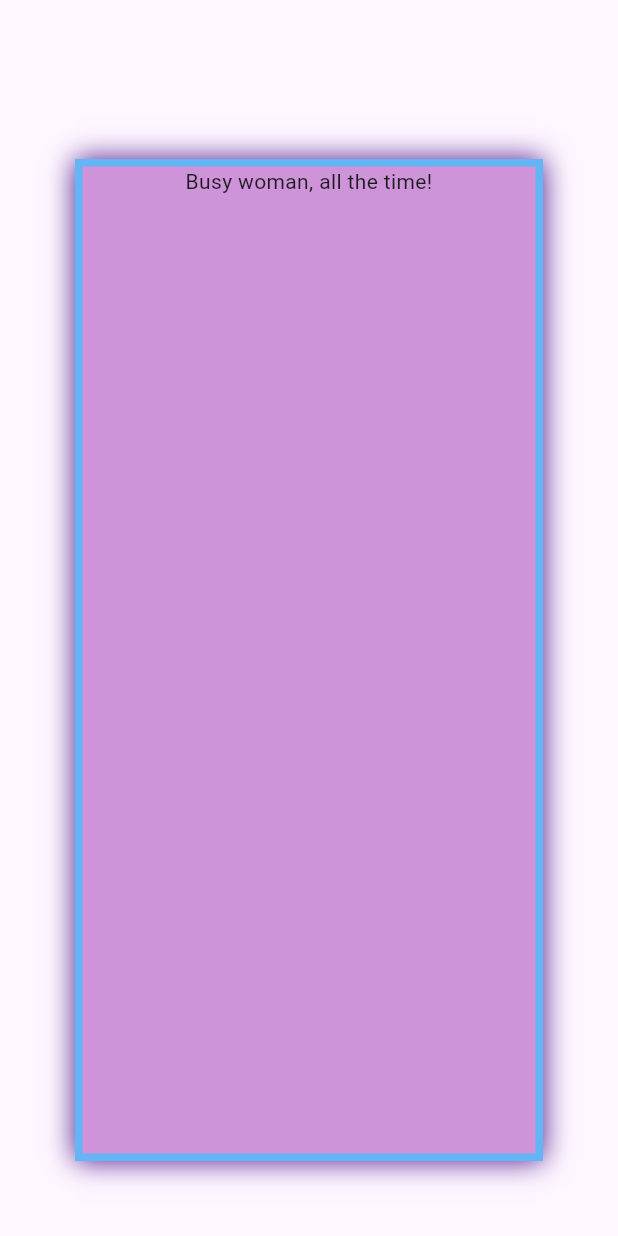
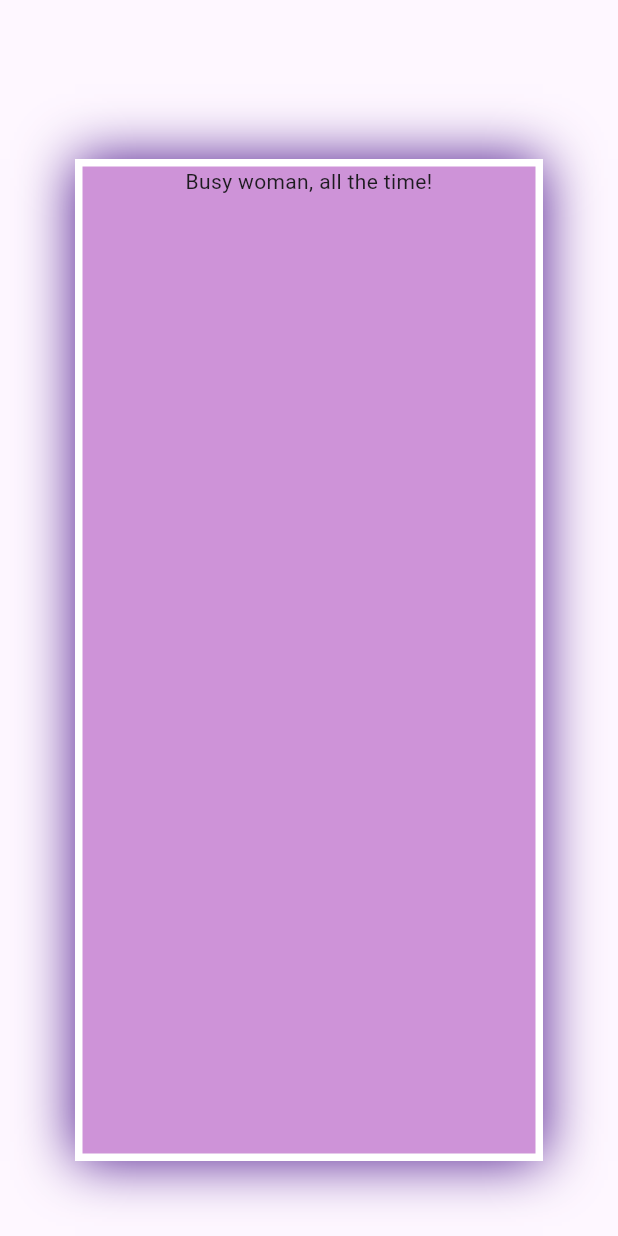
Before and after one commit to LuwcasGbs/PDM_17-04, a Flutter app: the screen it shows after launch, on a phone screen of 412 x 824 dp. Run offline on Flutter 3.47's test engine with Material 3 defaults, Android fonts, the phone set to English and light mode, and no system bars.

Commit message:
Update Container03.dart

```diff
--- a/lib/container/Container03.dart
+++ b/lib/container/Container03.dart
@@ -12,10 +12,10 @@ class Container03 extends StatelessWidget {
         decoration: new ShapeDecoration(
             color: Colors.purple[200],
             shadows: <BoxShadow>[
-              BoxShadow(color: Colors.purple.shade900, blurRadius: 15)
+              BoxShadow(color: Colors.purple.shade900, blurRadius: 30)
             ],
             shape:new Border.all(
-              color: Colors.blue.shade300,
+              color: Colors.white,
               width: 5
             )
         ),
```
